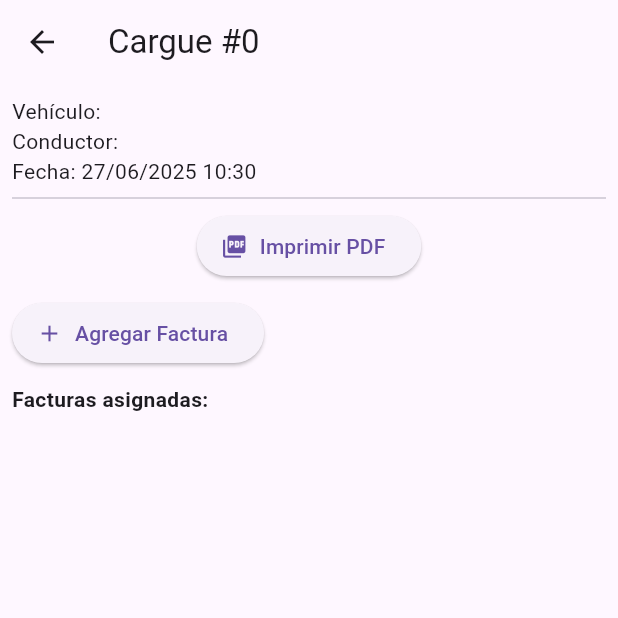
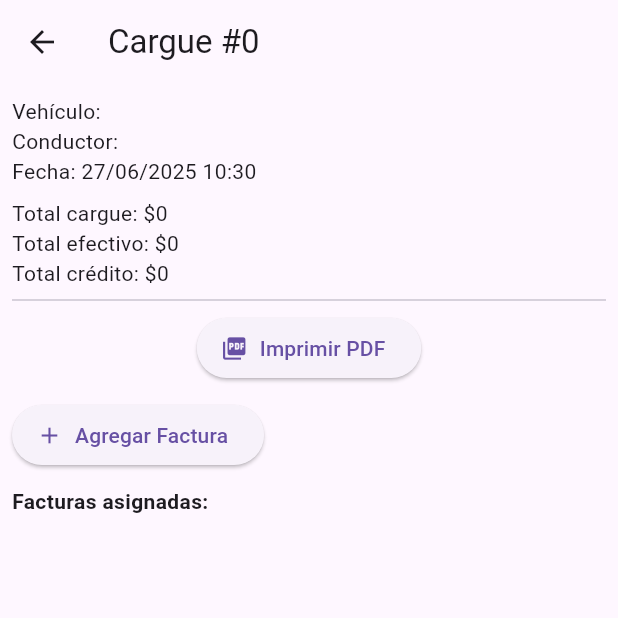
Before and after one commit to CamiloP10/flutter-distribuidora, a Flutter app: the DetalleCargueScreen screen opened directly with empty values, on a phone screen of 412 x 824 dp, the top half of it. Run offline on Flutter 3.47's test engine with Material 3 defaults, Android fonts, the phone set to English and light mode, and no system bars; our stand-ins replace csv, pdf, printing, share_plus, shared_preferences, sqflite; accounts and stored records are empty.

Commit message:
acceso a las facturas desde la pantalla detalle cargue

```diff
--- a/lib/screens/detalle_cargue_screen.dart
+++ b/lib/screens/detalle_cargue_screen.dart
@@ -8,6 +8,7 @@ import '../utils/pdf_generator.dart';
 import 'dart:io';
 import 'package:share_plus/share_plus.dart';
 import 'package:path_provider/path_provider.dart';
+import 'detalle_venta_screen.dart';
 
 class DetalleCargueScreen extends StatelessWidget {
   final Cargue cargue;
@@ -28,6 +29,14 @@ class DetalleCargueScreen extends StatelessWidget {
     final clientes = clienteProvider.clientesMap;
     final format = DateFormat('dd/MM/yyyy HH:mm');
 
+    final totalCargue = facturas.fold<double>(0, (sum, f) => sum + f.total);
+    final totalEfectivo = facturas
+        .where((f) => f.tipoPago == 'Contado')
+        .fold<double>(0, (sum, f) => sum + f.pagado);
+    final totalCredito = facturas
+        .where((f) => f.tipoPago == 'Crédito')
+        .fold<double>(0, (sum, f) => sum + f.saldoPendiente);
+
     return Scaffold(
       appBar: AppBar(title: Text('Cargue #${cargue.id}')),
       body: Padding(
@@ -40,6 +49,11 @@ class DetalleCargueScreen extends StatelessWidget {
             Text('Fecha: ${format.format(cargue.fecha)}'),
             if (cargue.observaciones.isNotEmpty)
               Text('Observaciones: ${cargue.observaciones}'),
+            const SizedBox(height: 8),
+            Text('Total cargue: \$${totalCargue.toStringAsFixed(0)}'),
+            Text('Total efectivo: \$${totalEfectivo.toStringAsFixed(0)}'),
+            Text('Total crédito: \$${totalCredito.toStringAsFixed(0)}'),
+
             const Divider(),
 
             Center(
@@ -88,6 +102,21 @@ class DetalleCargueScreen extends StatelessWidget {
                   return ListTile(
                     title: Text("Factura #${f.id} - ${cliente?.nombre ?? 'Cliente NR'}"),
                     subtitle: Text("${format.format(f.fecha)} - \$${f.total.toStringAsFixed(0)}"),
+                    onTap: () {
+                      final detallesFactura = detalles.where((d) => d.facturaId == f.id).toList();
+
+                      Navigator.push(
+                        context,
+                        MaterialPageRoute(
+                          builder: (_) => DetalleVentaScreen(
+                            factura: f,
+                            cliente: cliente,
+                            detalles: detallesFactura,
+                            productosMap: ventasProvider.productosMap,
+                          ),
+                        ),
+                      );
+                    },
                   );
                 },
               ),
```
Also changed, not shown: lib/screens/factura_screen.dart (+2 -8 lines).
